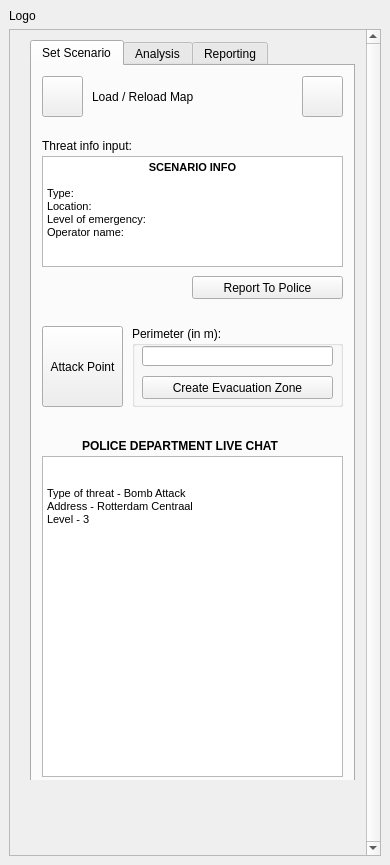
Before: the Qt Designer form Evacu8/Evacu8/Evacu8_dockwidget_base.ui in fhb1990/GEO1005, drawn with Qt 5.
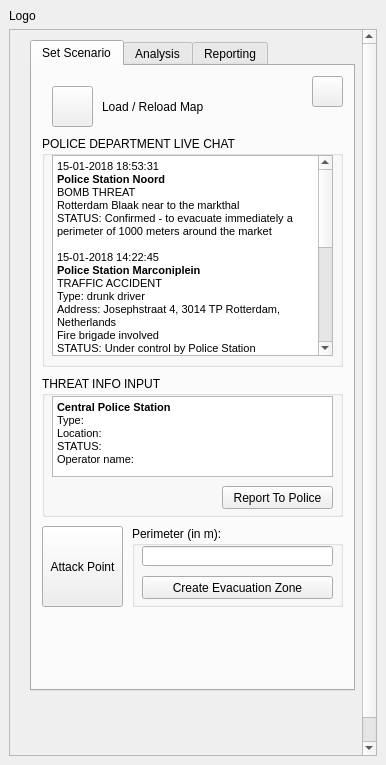
After: the same form once the commit is applied.

Commit message: Working save button + Working dialog in tab 1

The edit to the form file:
```diff
--- a/Evacu8/Evacu8/Evacu8_dockwidget_base.ui
+++ b/Evacu8/Evacu8/Evacu8_dockwidget_base.ui
@@ -6,8 +6,8 @@
    <rect>
     <x>0</x>
     <y>0</y>
-    <width>390</width>
-    <height>865</height>
+    <width>386</width>
+    <height>765</height>
    </rect>
   </property>
   <property name="maximumSize">
@@ -55,7 +55,7 @@
        <property name="geometry">
         <rect>
          <x>0</x>
-         <y>0</y>
+         <y>-5</y>
          <width>345</width>
          <height>750</height>
         </rect>
@@ -66,7 +66,7 @@
           <x>20</x>
           <y>10</y>
           <width>325</width>
-          <height>761</height>
+          <height>651</height>
          </rect>
         </property>
         <property name="minimumSize">
@@ -100,8 +100,8 @@
          <widget class="QPushButton" name="load_scen">
           <property name="geometry">
            <rect>
-            <x>10</x>
-            <y>10</y>
+            <x>20</x>
+            <y>20</y>
             <width>41</width>
             <height>41</height>
            </rect>
@@ -113,8 +113,8 @@
          <widget class="QLabel" name="load_label">
           <property name="geometry">
            <rect>
-            <x>60</x>
-            <y>10</y>
+            <x>70</x>
+            <y>20</y>
             <width>141</width>
             <height>41</height>
            </rect>
@@ -127,7 +127,7 @@
           <property name="geometry">
            <rect>
             <x>100</x>
-            <y>260</y>
+            <y>460</y>
             <width>211</width>
             <height>81</height>
            </rect>
@@ -178,7 +178,7 @@
           <property name="geometry">
            <rect>
             <x>10</x>
-            <y>260</y>
+            <y>460</y>
             <width>81</width>
             <height>81</height>
            </rect>
@@ -187,107 +187,127 @@
            <string>Attack Point</string>
           </property>
          </widget>
-         <widget class="QLabel" name="notes_label">
-          <property name="geometry">
-           <rect>
-            <x>10</x>
-            <y>70</y>
-            <width>111</width>
-            <height>20</height>
-           </rect>
-          </property>
-          <property name="text">
-           <string>Threat info input:</string>
-          </property>
-         </widget>
          <widget class="QPushButton" name="to_wiki1">
           <property name="geometry">
            <rect>
-            <x>270</x>
+            <x>280</x>
             <y>10</y>
-            <width>41</width>
-            <height>41</height>
+            <width>31</width>
+            <height>31</height>
            </rect>
           </property>
           <property name="text">
            <string/>
           </property>
+          <property name="iconSize">
+           <size>
+            <width>15</width>
+            <height>15</height>
+           </size>
+          </property>
          </widget>
-         <widget class="QPushButton" name="send_notes">
+         <widget class="QGroupBox" name="groupBox_4">
           <property name="geometry">
            <rect>
-            <x>160</x>
-            <y>210</y>
-            <width>151</width>
-            <height>23</height>
+            <x>10</x>
+            <y>70</y>
+            <width>301</width>
+            <height>231</height>
            </rect>
           </property>
-          <property name="text">
-           <string>Report To Police</string>
+          <property name="title">
+           <string>POLICE DEPARTMENT LIVE CHAT</string>
           </property>
+          <widget class="QTextBrowser" name="live_chat">
+           <property name="geometry">
+            <rect>
+             <x>10</x>
+             <y>19</y>
+             <width>281</width>
+             <height>201</height>
+            </rect>
+           </property>
+           <property name="html">
+            <string>&lt;!DOCTYPE HTML PUBLIC &quot;-//W3C//DTD HTML 4.0//EN&quot; &quot;http://www.w3.org/TR/REC-html40/strict.dtd&quot;&gt;
+&lt;html&gt;&lt;head&gt;&lt;meta name=&quot;qrichtext&quot; content=&quot;1&quot; /&gt;&lt;style type=&quot;text/css&quot;&gt;
+p, li { white-space: pre-wrap; }
+&lt;/style&gt;&lt;/head&gt;&lt;body style=&quot; font-family:'MS Shell Dlg 2'; font-size:8.25pt; font-weight:400; font-style:normal;&quot;&gt;
+&lt;p style=&quot; margin-top:0px; margin-bottom:0px; margin-left:0px; margin-right:0px; -qt-block-indent:0; text-indent:0px;&quot;&gt;&lt;span style=&quot; font-size:8pt;&quot;&gt;15-01-2018 18:53:31&lt;/span&gt;&lt;/p&gt;
+&lt;p style=&quot; margin-top:0px; margin-bottom:0px; margin-left:0px; margin-right:0px; -qt-block-indent:0; text-indent:0px;&quot;&gt;&lt;span style=&quot; font-size:8pt; font-weight:600;&quot;&gt;Police Station Noord&lt;/span&gt;&lt;/p&gt;
+&lt;p style=&quot; margin-top:0px; margin-bottom:0px; margin-left:0px; margin-right:0px; -qt-block-indent:0; text-indent:0px;&quot;&gt;&lt;span style=&quot; font-size:8pt;&quot;&gt;BOMB THREAT&lt;/span&gt;&lt;/p&gt;
+&lt;p style=&quot; margin-top:0px; margin-bottom:0px; margin-left:0px; margin-right:0px; -qt-block-indent:0; text-indent:0px;&quot;&gt;&lt;span style=&quot; font-size:8pt;&quot;&gt;Rotterdam Blaak near to the markthal&lt;/span&gt;&lt;/p&gt;
+&lt;p style=&quot; margin-top:0px; margin-bottom:0px; margin-left:0px; margin-right:0px; -qt-block-indent:0; text-indent:0px;&quot;&gt;&lt;span style=&quot; font-size:8pt;&quot;&gt;STATUS: Confirmed - to evacuate immediately a perimeter of 1000 meters around the market&lt;/span&gt;&lt;/p&gt;
+&lt;p style=&quot;-qt-paragraph-type:empty; margin-top:0px; margin-bottom:0px; margin-left:0px; margin-right:0px; -qt-block-indent:0; text-indent:0px; font-size:8pt;&quot;&gt;&lt;br /&gt;&lt;/p&gt;
+&lt;p style=&quot; margin-top:0px; margin-bottom:0px; margin-left:0px; margin-right:0px; -qt-block-indent:0; text-indent:0px;&quot;&gt;&lt;span style=&quot; font-size:8pt;&quot;&gt;15-01-2018 14:22:45&lt;/span&gt;&lt;/p&gt;
+&lt;p style=&quot; margin-top:0px; margin-bottom:0px; margin-left:0px; margin-right:0px; -qt-block-indent:0; text-indent:0px;&quot;&gt;&lt;span style=&quot; font-size:8pt; font-weight:600;&quot;&gt;Police Station Marconiplein&lt;/span&gt;&lt;/p&gt;
+&lt;p style=&quot; margin-top:0px; margin-bottom:0px; margin-left:0px; margin-right:0px; -qt-block-indent:0; text-indent:0px;&quot;&gt;&lt;span style=&quot; font-size:8pt;&quot;&gt;TRAFFIC ACCIDENT&lt;/span&gt;&lt;/p&gt;
+&lt;p style=&quot; margin-top:0px; margin-bottom:0px; margin-left:0px; margin-right:0px; -qt-block-indent:0; text-indent:0px;&quot;&gt;&lt;span style=&quot; font-size:8pt;&quot;&gt;Type: drunk driver&lt;/span&gt;&lt;/p&gt;
+&lt;p style=&quot; margin-top:0px; margin-bottom:0px; margin-left:0px; margin-right:0px; -qt-block-indent:0; text-indent:0px;&quot;&gt;&lt;span style=&quot; font-size:8pt;&quot;&gt;Address: Josephstraat 4, 3014 TP Rotterdam, Netherlands&lt;/span&gt;&lt;/p&gt;
+&lt;p style=&quot; margin-top:0px; margin-bottom:0px; margin-left:0px; margin-right:0px; -qt-block-indent:0; text-indent:0px;&quot;&gt;&lt;span style=&quot; font-size:8pt;&quot;&gt;Fire brigade involved&lt;/span&gt;&lt;/p&gt;
+&lt;p style=&quot; margin-top:0px; margin-bottom:0px; margin-left:0px; margin-right:0px; -qt-block-indent:0; text-indent:0px;&quot;&gt;&lt;span style=&quot; font-size:8pt;&quot;&gt;STATUS: Under control by Police Station Marconiplein&lt;/span&gt;&lt;/p&gt;
+&lt;p style=&quot;-qt-paragraph-type:empty; margin-top:0px; margin-bottom:0px; margin-left:0px; margin-right:0px; -qt-block-indent:0; text-indent:0px; font-size:8pt;&quot;&gt;&lt;br /&gt;&lt;/p&gt;
+&lt;p style=&quot; margin-top:0px; margin-bottom:0px; margin-left:0px; margin-right:0px; -qt-block-indent:0; text-indent:0px;&quot;&gt;&lt;span style=&quot; font-size:8pt;&quot;&gt;15-01-2018 13:18:01&lt;/span&gt;&lt;/p&gt;
+&lt;p style=&quot; margin-top:0px; margin-bottom:0px; margin-left:0px; margin-right:0px; -qt-block-indent:0; text-indent:0px;&quot;&gt;&lt;span style=&quot; font-size:8pt; font-weight:600;&quot;&gt;Police Station Bureau Sint Jobsweg&lt;/span&gt;&lt;/p&gt;
+&lt;p style=&quot; margin-top:0px; margin-bottom:0px; margin-left:0px; margin-right:0px; -qt-block-indent:0; text-indent:0px;&quot;&gt;&lt;span style=&quot; font-size:8pt;&quot;&gt;ARMED MAN THREAT&lt;/span&gt;&lt;/p&gt;
+&lt;p style=&quot; margin-top:0px; margin-bottom:0px; margin-left:0px; margin-right:0px; -qt-block-indent:0; text-indent:0px;&quot;&gt;&lt;span style=&quot; font-size:8pt;&quot;&gt;30 year old man in Rotterdam Centraal train station hall&lt;/span&gt;&lt;/p&gt;
+&lt;p style=&quot; margin-top:0px; margin-bottom:0px; margin-left:0px; margin-right:0px; -qt-block-indent:0; text-indent:0px;&quot;&gt;&lt;span style=&quot; font-size:8pt;&quot;&gt;STATUS: Under control by Police Station BSJ&lt;/span&gt;&lt;/p&gt;
+&lt;p style=&quot;-qt-paragraph-type:empty; margin-top:0px; margin-bottom:0px; margin-left:0px; margin-right:0px; -qt-block-indent:0; text-indent:0px; font-size:8pt;&quot;&gt;&lt;br /&gt;&lt;/p&gt;
+&lt;p style=&quot; margin-top:0px; margin-bottom:0px; margin-left:0px; margin-right:0px; -qt-block-indent:0; text-indent:0px;&quot;&gt;&lt;span style=&quot; font-size:8pt;&quot;&gt;15-01-2018 07:06:42&lt;/span&gt;&lt;/p&gt;
+&lt;p style=&quot; margin-top:0px; margin-bottom:0px; margin-left:0px; margin-right:0px; -qt-block-indent:0; text-indent:0px;&quot;&gt;&lt;span style=&quot; font-size:8pt; font-weight:600;&quot;&gt;Police Station Maashaven&lt;/span&gt;&lt;/p&gt;
+&lt;p style=&quot; margin-top:0px; margin-bottom:0px; margin-left:0px; margin-right:0px; -qt-block-indent:0; text-indent:0px;&quot;&gt;&lt;span style=&quot; font-size:8pt;&quot;&gt;BANK ROBERY &lt;/span&gt;&lt;/p&gt;
+&lt;p style=&quot; margin-top:0px; margin-bottom:0px; margin-left:0px; margin-right:0px; -qt-block-indent:0; text-indent:0px;&quot;&gt;&lt;span style=&quot; font-size:8pt;&quot;&gt;Type: automatic cash machine manned &lt;/span&gt;&lt;/p&gt;
+&lt;p style=&quot; margin-top:0px; margin-bottom:0px; margin-left:0px; margin-right:0px; -qt-block-indent:0; text-indent:0px;&quot;&gt;&lt;span style=&quot; font-size:8pt;&quot;&gt;Bank: ABN Amro&lt;/span&gt;&lt;/p&gt;
+&lt;p style=&quot; margin-top:0px; margin-bottom:0px; margin-left:0px; margin-right:0px; -qt-block-indent:0; text-indent:0px;&quot;&gt;&lt;span style=&quot; font-size:8pt;&quot;&gt;Address: Maashaven Oostzijde 134, 3072 HS Rotterdam, Netherlands&lt;/span&gt;&lt;/p&gt;
+&lt;p style=&quot; margin-top:0px; margin-bottom:0px; margin-left:0px; margin-right:0px; -qt-block-indent:0; text-indent:0px;&quot;&gt;&lt;span style=&quot; font-size:8pt;&quot;&gt;STATUS: Under control by Police Station Maashaven&lt;/span&gt;&lt;/p&gt;&lt;/body&gt;&lt;/html&gt;</string>
+           </property>
+          </widget>
          </widget>
-         <widget class="QTextEdit" name="scen_info">
+         <widget class="QGroupBox" name="groupBox_5">
           <property name="geometry">
            <rect>
             <x>10</x>
-            <y>90</y>
+            <y>310</y>
             <width>301</width>
-            <height>111</height>
+            <height>141</height>
            </rect>
           </property>
-          <property name="html">
-           <string>&lt;!DOCTYPE HTML PUBLIC &quot;-//W3C//DTD HTML 4.0//EN&quot; &quot;http://www.w3.org/TR/REC-html40/strict.dtd&quot;&gt;
+          <property name="title">
+           <string>THREAT INFO INPUT</string>
+          </property>
+          <widget class="QTextEdit" name="scen_info">
+           <property name="geometry">
+            <rect>
+             <x>10</x>
+             <y>20</y>
+             <width>281</width>
+             <height>81</height>
+            </rect>
+           </property>
+           <property name="html">
+            <string>&lt;!DOCTYPE HTML PUBLIC &quot;-//W3C//DTD HTML 4.0//EN&quot; &quot;http://www.w3.org/TR/REC-html40/strict.dtd&quot;&gt;
 &lt;html&gt;&lt;head&gt;&lt;meta name=&quot;qrichtext&quot; content=&quot;1&quot; /&gt;&lt;style type=&quot;text/css&quot;&gt;
 p, li { white-space: pre-wrap; }
-&lt;/style&gt;&lt;/head&gt;&lt;body style=&quot; font-family:'MS Shell Dlg 2'; font-size:7.8pt; font-weight:400; font-style:normal;&quot;&gt;
-&lt;p align=&quot;center&quot; style=&quot; margin-top:0px; margin-bottom:0px; margin-left:0px; margin-right:0px; -qt-block-indent:0; text-indent:0px;&quot;&gt;&lt;span style=&quot; font-size:8pt; font-weight:600;&quot;&gt;SCENARIO INFO&lt;/span&gt;&lt;/p&gt;
-&lt;p align=&quot;center&quot; style=&quot;-qt-paragraph-type:empty; margin-top:0px; margin-bottom:0px; margin-left:0px; margin-right:0px; -qt-block-indent:0; text-indent:0px; font-size:8pt; font-weight:600;&quot;&gt;&lt;br /&gt;&lt;/p&gt;
+&lt;/style&gt;&lt;/head&gt;&lt;body style=&quot; font-family:'MS Shell Dlg 2'; font-size:8.25pt; font-weight:400; font-style:normal;&quot;&gt;
+&lt;p style=&quot; margin-top:0px; margin-bottom:0px; margin-left:0px; margin-right:0px; -qt-block-indent:0; text-indent:0px;&quot;&gt;&lt;span style=&quot; font-size:8pt; font-weight:600;&quot;&gt;Central Police Station&lt;/span&gt;&lt;/p&gt;
 &lt;p style=&quot; margin-top:0px; margin-bottom:0px; margin-left:0px; margin-right:0px; -qt-block-indent:0; text-indent:0px;&quot;&gt;&lt;span style=&quot; font-size:8pt;&quot;&gt;Type:&lt;/span&gt;&lt;/p&gt;
 &lt;p style=&quot; margin-top:0px; margin-bottom:0px; margin-left:0px; margin-right:0px; -qt-block-indent:0; text-indent:0px;&quot;&gt;&lt;span style=&quot; font-size:8pt;&quot;&gt;Location:&lt;/span&gt;&lt;/p&gt;
-&lt;p style=&quot; margin-top:0px; margin-bottom:0px; margin-left:0px; margin-right:0px; -qt-block-indent:0; text-indent:0px;&quot;&gt;&lt;span style=&quot; font-size:8pt;&quot;&gt;Level of emergency:&lt;/span&gt;&lt;/p&gt;
+&lt;p style=&quot; margin-top:0px; margin-bottom:0px; margin-left:0px; margin-right:0px; -qt-block-indent:0; text-indent:0px;&quot;&gt;&lt;span style=&quot; font-size:8pt;&quot;&gt;STATUS:&lt;/span&gt;&lt;/p&gt;
 &lt;p style=&quot; margin-top:0px; margin-bottom:0px; margin-left:0px; margin-right:0px; -qt-block-indent:0; text-indent:0px;&quot;&gt;&lt;span style=&quot; font-size:8pt;&quot;&gt;Operator name:&lt;/span&gt;&lt;/p&gt;&lt;/body&gt;&lt;/html&gt;</string>
-          </property>
-         </widget>
-         <widget class="QLabel" name="notes_label_2">
-          <property name="geometry">
-           <rect>
-            <x>50</x>
-            <y>370</y>
-            <width>211</width>
-            <height>20</height>
-           </rect>
-          </property>
-          <property name="font">
-           <font>
-            <weight>75</weight>
-            <bold>true</bold>
-           </font>
-          </property>
-          <property name="text">
-           <string>POLICE DEPARTMENT LIVE CHAT</string>
-          </property>
-         </widget>
-         <widget class="QTextBrowser" name="live_chat">
-          <property name="geometry">
-           <rect>
-            <x>10</x>
-            <y>390</y>
-            <width>301</width>
-            <height>321</height>
-           </rect>
-          </property>
-          <property name="html">
-           <string>&lt;!DOCTYPE HTML PUBLIC &quot;-//W3C//DTD HTML 4.0//EN&quot; &quot;http://www.w3.org/TR/REC-html40/strict.dtd&quot;&gt;
-&lt;html&gt;&lt;head&gt;&lt;meta name=&quot;qrichtext&quot; content=&quot;1&quot; /&gt;&lt;style type=&quot;text/css&quot;&gt;
-p, li { white-space: pre-wrap; }
-&lt;/style&gt;&lt;/head&gt;&lt;body style=&quot; font-family:'MS Shell Dlg 2'; font-size:7.8pt; font-weight:400; font-style:normal;&quot;&gt;
-&lt;p align=&quot;center&quot; style=&quot;-qt-paragraph-type:empty; margin-top:0px; margin-bottom:0px; margin-left:0px; margin-right:0px; -qt-block-indent:0; text-indent:0px; font-size:8pt;&quot;&gt;&lt;br /&gt;&lt;/p&gt;
-&lt;p align=&quot;center&quot; style=&quot;-qt-paragraph-type:empty; margin-top:0px; margin-bottom:0px; margin-left:0px; margin-right:0px; -qt-block-indent:0; text-indent:0px; font-size:8pt;&quot;&gt;&lt;br /&gt;&lt;/p&gt;
-&lt;p style=&quot; margin-top:0px; margin-bottom:0px; margin-left:0px; margin-right:0px; -qt-block-indent:0; text-indent:0px;&quot;&gt;&lt;span style=&quot; font-size:8pt;&quot;&gt;Type of threat - Bomb Attack&lt;/span&gt;&lt;/p&gt;
-&lt;p style=&quot; margin-top:0px; margin-bottom:0px; margin-left:0px; margin-right:0px; -qt-block-indent:0; text-indent:0px;&quot;&gt;&lt;span style=&quot; font-size:8pt;&quot;&gt;Address - Rotterdam Centraal&lt;/span&gt;&lt;/p&gt;
-&lt;p style=&quot; margin-top:0px; margin-bottom:0px; margin-left:0px; margin-right:0px; -qt-block-indent:0; text-indent:0px;&quot;&gt;&lt;span style=&quot; font-size:8pt;&quot;&gt;Level - 3&lt;/span&gt;&lt;/p&gt;
-&lt;p style=&quot;-qt-paragraph-type:empty; margin-top:0px; margin-bottom:0px; margin-left:0px; margin-right:0px; -qt-block-indent:0; text-indent:0px; font-size:8pt;&quot;&gt;&lt;br /&gt;&lt;/p&gt;&lt;/body&gt;&lt;/html&gt;</string>
-          </property>
+           </property>
+          </widget>
+          <widget class="QPushButton" name="send_notes">
+           <property name="geometry">
+            <rect>
+             <x>180</x>
+             <y>110</y>
+             <width>111</width>
+             <height>23</height>
+            </rect>
+           </property>
+           <property name="text">
+            <string>Report To Police</string>
+           </property>
+          </widget>
          </widget>
         </widget>
         <widget class="QWidget" name="tab_2">
```
Left out of the diff: 93 changed lines with no effect on the pictures. The commit also changes 2 other files.
